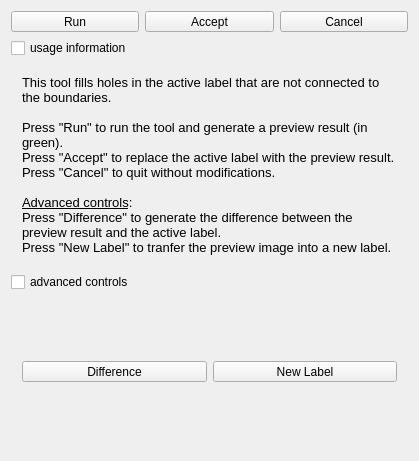
Old version of the form Modules/SegmentationUI/Qmitk/QmitkFillHolesTool3DGUIControls.ui in the repository MITK/MITK.
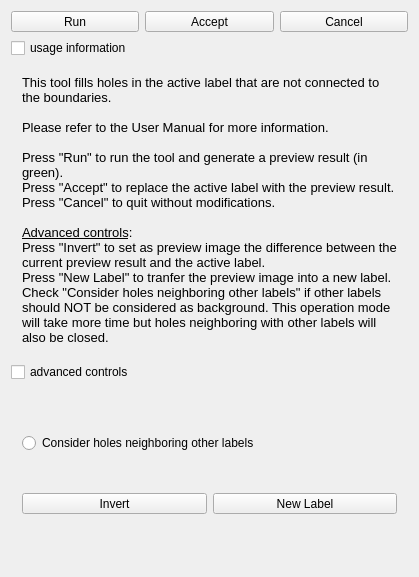
New version of the form. Icons and pictures are not drawn.

Commit message: usability improvements in 3D tools

```diff
--- a/Modules/SegmentationUI/Qmitk/QmitkFillHolesTool3DGUIControls.ui
+++ b/Modules/SegmentationUI/Qmitk/QmitkFillHolesTool3DGUIControls.ui
@@ -7,7 +7,7 @@
     <x>0</x>
     <y>0</y>
     <width>419</width>
-    <height>461</height>
+    <height>577</height>
    </rect>
   </property>
   <property name="sizePolicy">
@@ -181,13 +181,16 @@
 &lt;/style&gt;&lt;/head&gt;&lt;body style=&quot; font-family:'MS Shell Dlg 2'; font-size:8pt; font-weight:400; font-style:normal;&quot;&gt;
 &lt;p style=&quot; margin-top:0px; margin-bottom:0px; margin-left:0px; margin-right:0px; -qt-block-indent:0; text-indent:0px;&quot;&gt;&lt;span style=&quot; font-family:'Sans'; font-size:10pt;&quot;&gt;This tool fills holes in the active label that are not connected to the boundaries.&lt;/span&gt;&lt;/p&gt;
 &lt;p style=&quot;-qt-paragraph-type:empty; margin-top:0px; margin-bottom:0px; margin-left:0px; margin-right:0px; -qt-block-indent:0; text-indent:0px; font-family:'Sans'; font-size:10pt;&quot;&gt;&lt;br /&gt;&lt;/p&gt;
+&lt;p style=&quot; margin-top:0px; margin-bottom:0px; margin-left:0px; margin-right:0px; -qt-block-indent:0; text-indent:0px;&quot;&gt;&lt;span style=&quot; font-size:10pt;&quot;&gt;Please refer to the User Manual for more information.&lt;/span&gt;&lt;/p&gt;
+&lt;p style=&quot;-qt-paragraph-type:empty; margin-top:0px; margin-bottom:0px; margin-left:0px; margin-right:0px; -qt-block-indent:0; text-indent:0px; font-size:10pt;&quot;&gt;&lt;br /&gt;&lt;/p&gt;
 &lt;p style=&quot; margin-top:0px; margin-bottom:0px; margin-left:0px; margin-right:0px; -qt-block-indent:0; text-indent:0px;&quot;&gt;&lt;span style=&quot; font-family:'Sans'; font-size:10pt;&quot;&gt;Press &amp;quot;Run&amp;quot; to run the tool and generate a preview result (in green).&lt;/span&gt;&lt;/p&gt;
 &lt;p style=&quot; margin-top:0px; margin-bottom:0px; margin-left:0px; margin-right:0px; -qt-block-indent:0; text-indent:0px;&quot;&gt;&lt;span style=&quot; font-family:'Sans'; font-size:10pt;&quot;&gt;Press &amp;quot;Accept&amp;quot; to replace the active label with the preview result.&lt;/span&gt;&lt;/p&gt;
 &lt;p style=&quot; margin-top:0px; margin-bottom:0px; margin-left:0px; margin-right:0px; -qt-block-indent:0; text-indent:0px;&quot;&gt;&lt;span style=&quot; font-family:'Sans'; font-size:10pt;&quot;&gt;Press &amp;quot;Cancel&amp;quot; to quit without modifications.&lt;/span&gt;&lt;/p&gt;
 &lt;p style=&quot;-qt-paragraph-type:empty; margin-top:0px; margin-bottom:0px; margin-left:0px; margin-right:0px; -qt-block-indent:0; text-indent:0px; font-family:'Sans'; font-size:10pt;&quot;&gt;&lt;br /&gt;&lt;/p&gt;
 &lt;p style=&quot; margin-top:0px; margin-bottom:0px; margin-left:0px; margin-right:0px; -qt-block-indent:0; text-indent:0px;&quot;&gt;&lt;span style=&quot; font-family:'Sans'; font-size:10pt; text-decoration: underline;&quot;&gt;Advanced controls&lt;/span&gt;&lt;span style=&quot; font-family:'Sans'; font-size:10pt;&quot;&gt;:&lt;/span&gt;&lt;/p&gt;
-&lt;p style=&quot; margin-top:0px; margin-bottom:0px; margin-left:0px; margin-right:0px; -qt-block-indent:0; text-indent:0px;&quot;&gt;&lt;span style=&quot; font-family:'Sans'; font-size:10pt;&quot;&gt;Press &amp;quot;Difference&amp;quot; to generate the difference between the preview result and the active label.&lt;/span&gt;&lt;/p&gt;
-&lt;p style=&quot; margin-top:0px; margin-bottom:0px; margin-left:0px; margin-right:0px; -qt-block-indent:0; text-indent:0px;&quot;&gt;&lt;span style=&quot; font-family:'Sans'; font-size:10pt;&quot;&gt;Press &amp;quot;New Label&amp;quot; to tranfer the preview image into a new label.&lt;/span&gt;&lt;/p&gt;&lt;/body&gt;&lt;/html&gt;</string>
+&lt;p style=&quot; margin-top:0px; margin-bottom:0px; margin-left:0px; margin-right:0px; -qt-block-indent:0; text-indent:0px;&quot;&gt;&lt;span style=&quot; font-family:'Sans'; font-size:10pt;&quot;&gt;Press &amp;quot;Invert&amp;quot; to set as preview image the difference between the current preview result and the active label.&lt;/span&gt;&lt;/p&gt;
+&lt;p style=&quot; margin-top:0px; margin-bottom:0px; margin-left:0px; margin-right:0px; -qt-block-indent:0; text-indent:0px;&quot;&gt;&lt;span style=&quot; font-family:'Sans'; font-size:10pt;&quot;&gt;Press &amp;quot;New Label&amp;quot; to tranfer the preview image into a new label.&lt;/span&gt;&lt;/p&gt;
+&lt;p style=&quot; margin-top:0px; margin-bottom:0px; margin-left:0px; margin-right:0px; -qt-block-indent:0; text-indent:0px;&quot;&gt;&lt;span style=&quot; font-family:'Sans'; font-size:10pt;&quot;&gt;Check &amp;quot;Consider holes neighboring other labels&amp;quot; if other labels should NOT be considered as background. This operation mode will take more time but holes neighboring with other labels will also be closed.&lt;/span&gt;&lt;/p&gt;&lt;/body&gt;&lt;/html&gt;</string>
         </property>
         <property name="alignment">
          <set>Qt::AlignVCenter</set>
@@ -210,6 +213,13 @@
    <item>
     <widget class="QWidget" name="m_AdvancedControlsWidget" native="true">
      <layout class="QVBoxLayout" name="verticalLayout">
+      <item>
+       <widget class="QRadioButton" name="m_rbConsiderAllLabels">
+        <property name="text">
+         <string>Consider holes neighboring other labels</string>
+        </property>
+       </widget>
+      </item>
       <item>
        <layout class="QHBoxLayout" name="horizontalLayout_4">
         <item>
@@ -227,7 +237,7 @@
            <string>Calculate the difference between the active label and the current preview result</string>
           </property>
           <property name="text">
-           <string>Difference</string>
+           <string>Invert</string>
           </property>
           <property name="icon">
            <iconset resource="../resources/SegmentationUI.qrc">
```
The commit also changes 32 other files.
